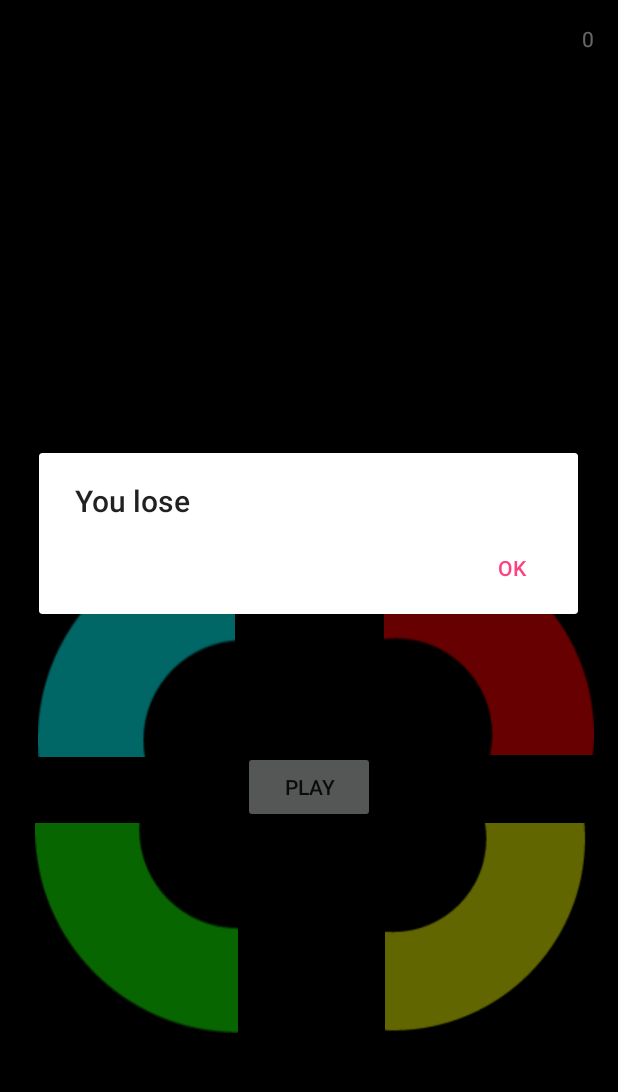
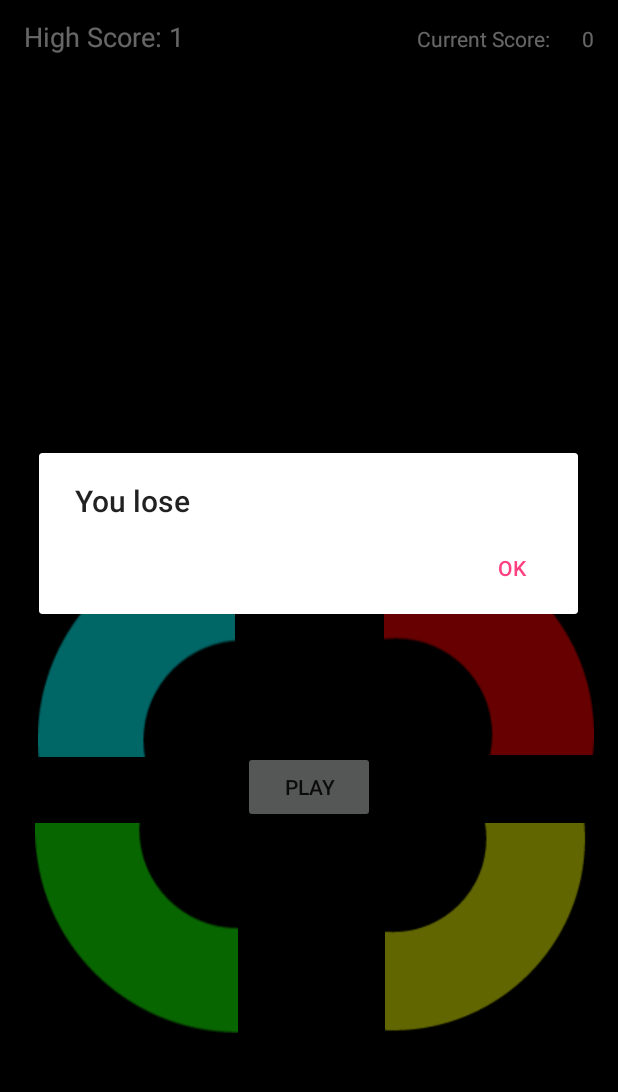
Before and after one commit to alexhornick/Simon, an Android app: the PlayActivity screen opened directly, with no data from a screen before it, after a tap on an icon or button, on a phone screen of 412 x 824 dp, the part 84-1176 px from its top. Run offline under Robolectric (Android 15) with nearby library versions, the phone set to English and light mode, and no system bars; 2 other taps on this screen came first.

Commit message:
Writing and reading high score from text file, updating TextView when new high score is attained.

```diff
--- a/app/src/main/java/com/alexhornick/simon/PlayActivity.java
+++ b/app/src/main/java/com/alexhornick/simon/PlayActivity.java
@@ -1,5 +1,6 @@
 package com.alexhornick.simon;
 
+import android.content.Context;
 import android.content.DialogInterface;
 import android.content.Intent;
 import android.graphics.Color;
@@ -17,7 +18,14 @@ import android.widget.ImageView;
 import android.widget.TextView;
 import android.widget.Toast;
 
+import java.io.FileOutputStream;
+import java.io.BufferedWriter;
+import java.io.FileInputStream;
+import java.io.FileNotFoundException;
+import java.io.OutputStreamWriter;
+import java.io.PrintWriter;
 import java.util.HashSet;
+import java.util.Scanner;
 import java.util.Set;
 
 
@@ -31,6 +39,7 @@ public class PlayActivity extends AppCompatActivity implements View.OnClickListe
     private boolean player=false;
     int numOn=0;
     int score=0;
+    int highScore = 0;
     Sequencer mysequence;
     private int buttonIds[]={R.id.simon1,R.id.simon2,R.id.simon3,R.id.simon4};
     playButton Task;
@@ -74,6 +83,7 @@ public class PlayActivity extends AppCompatActivity implements View.OnClickListe
         }
         Button b = (Button) findViewById(R.id.start_button);
         b.setOnClickListener(this);
+        getFile();
 
     }
     int time=0;
@@ -234,7 +244,13 @@ public void restart(){
     builder.show();
 
     mysequence.pattern.clear();
-
+    if(score > highScore)
+    {
+        writeToFile();
+        Toast.makeText(this, "New high score!", Toast.LENGTH_LONG).show();
+        TextView tv = (TextView) findViewById(R.id.high_score);
+        tv.setText("High Score: " + score);
+    }
     score=0;
     TextView tv = (TextView) findViewById(R.id.score);
     tv.setText(String.valueOf(score));
@@ -242,6 +258,35 @@ public void restart(){
     gameState=STATE.BEFORE;
 
 }
+    protected void getFile(){
+        try {
+            FileInputStream fis = openFileInput("simon_highscore.txt");
+            Scanner s = new Scanner(fis);
+
+            highScore = s.nextInt(); //get high score if it exists in file
+            TextView tv = (TextView) findViewById(R.id.high_score);
+            tv.setText("High Score: " + highScore);
+            s.close();
+        } catch (FileNotFoundException e){
+            Log.i("ReadData", "No input file found");
+        }
+    }
+
+    protected void writeToFile() {
+        try {
+            FileOutputStream fos = openFileOutput("simon_highscore.txt", Context.MODE_PRIVATE);
+            OutputStreamWriter osw = new OutputStreamWriter(fos);
+            BufferedWriter bw = new BufferedWriter(osw);
+            PrintWriter pw = new PrintWriter(bw);
+
+            pw.println(score); //write high score to file.
+            pw.close();
+        } catch (FileNotFoundException e){
+            e.printStackTrace();
+            Toast.makeText(this, "Unable to save high score", Toast.LENGTH_LONG).show();
+        }
+    }
+
 public class playButton extends AsyncTask<Void,Integer,Void>{
     int type;
     public playButton(int type1){
--- a/app/src/main/res/layout/activity_play.xml
+++ b/app/src/main/res/layout/activity_play.xml
@@ -61,4 +61,26 @@
         android:layout_alignParentEnd="true"
         android:id="@+id/score"
         android:textColor="#ffffff" />
+
+    <TextView
+        android:text="Current Score: "
+        android:layout_width="wrap_content"
+        android:layout_height="wrap_content"
+        android:layout_alignParentTop="true"
+        android:layout_toStartOf="@+id/score"
+        android:layout_marginEnd="18dp"
+        android:id="@+id/textView5"
+        android:textSize="14sp"
+        android:textColor="@android:color/background_light" />
+
+    <TextView
+        android:text="High Score: "
+        android:layout_width="wrap_content"
+        android:layout_height="100dp"
+        android:id="@+id/high_score"
+        android:textColor="@android:color/background_light"
+        android:textSize="18sp"
+        android:layout_alignBaseline="@+id/textView5"
+        android:layout_alignBottom="@+id/textView5"
+        android:layout_alignParentStart="true" />
 </RelativeLayout>
```
